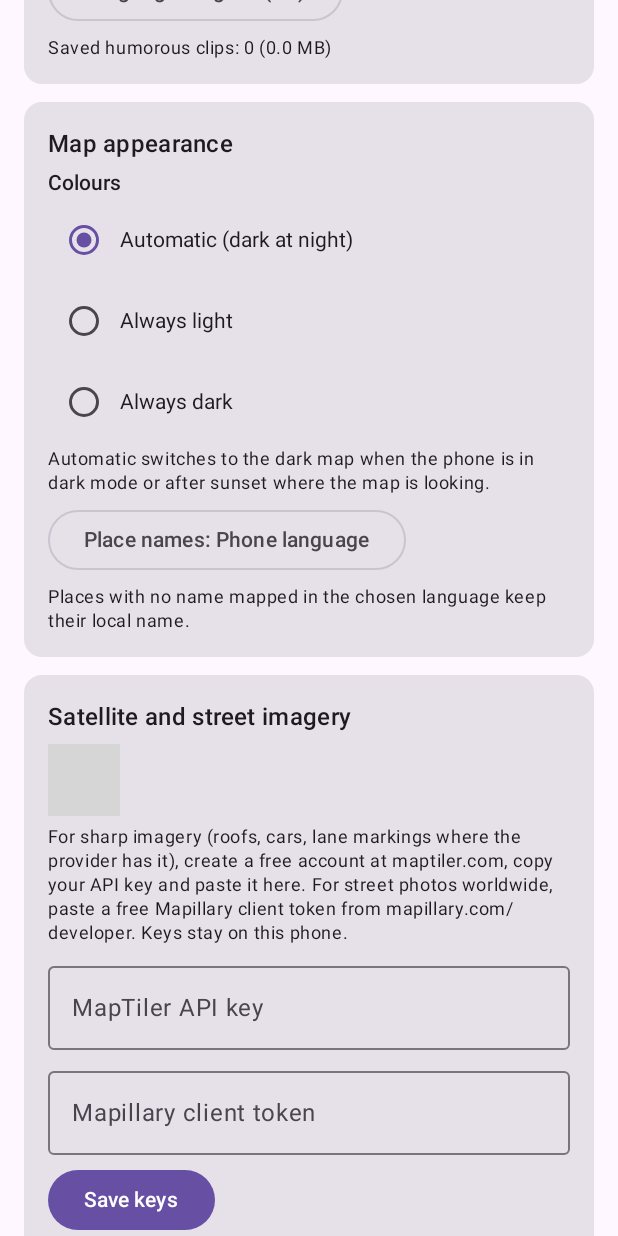
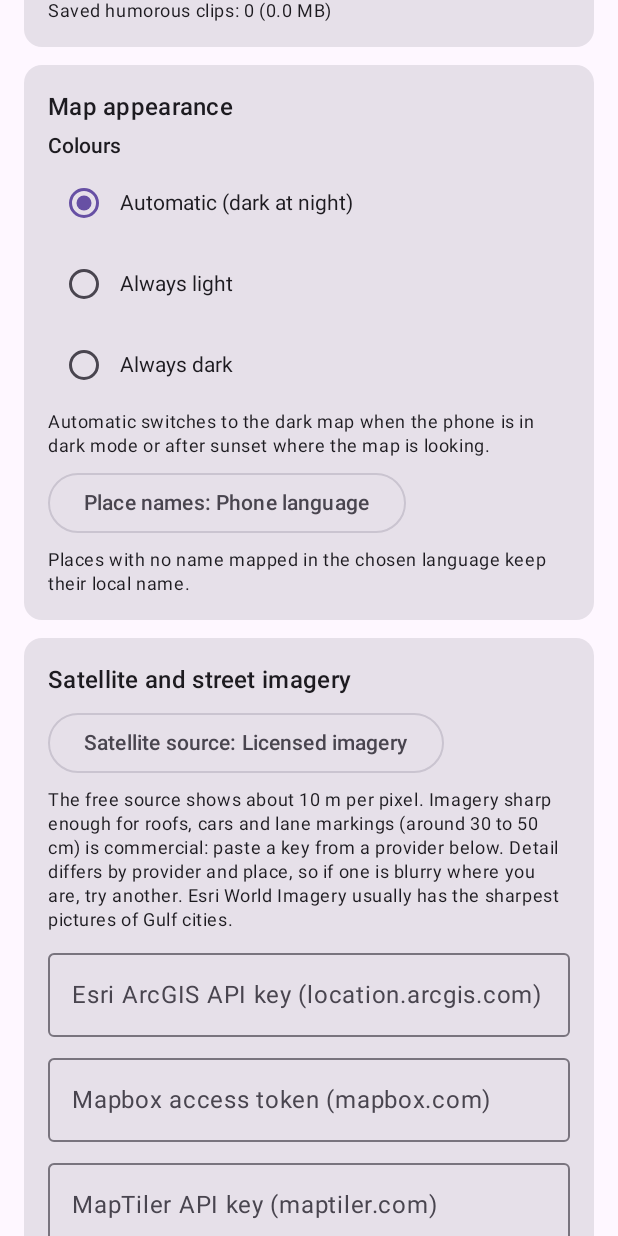
Before and after one commit to Mohsinx888x/Usoolmap, an Android app built with Jetpack Compose: the composable SettingsScreen shown on its own in the app's theme, on a phone screen of 412 x 824 dp. Run offline under Robolectric (Android 15) with nearby library versions, the phone set to English and light mode, and no system bars; libraries missing offline, so code that uses them is left out: org.maplibre.android; 6 statements that could not run were skipped; grey boxes are pictures that could not be loaded.

Commit message:
Stop claiming a satellite resolution the imagery may not have; add Esri and Mapbox sources
The overlay derived a centimetre figure from the tile zoom limit, which was
wrong wherever a provider only enlarges coarse imagery. It now states a
resolution only for Sentinel-2 and says plainly that commercial sources vary
by place. Settings gains Esri and Mapbox keys and a source picker.

Co-Authored-By: Claude Fable 5.2 <noreply@anthropic.com>
Claude-Session: https://claude.ai/code/session_01KhJ4WuwAWMnAHF37j84oxq

```diff
--- a/app/src/main/java/com/usool/map/AppContainer.kt
+++ b/app/src/main/java/com/usool/map/AppContainer.kt
@@ -115,6 +115,19 @@ class Settings(context: Context) {
         get() = prefs.getString("maptiler_key", "") ?: ""
         set(v) = prefs.edit().putString("maptiler_key", v.trim()).apply()
 
+    var esriKey: String
+        get() = prefs.getString("esri_key", "") ?: ""
+        set(v) = prefs.edit().putString("esri_key", v.trim()).apply()
+
+    var mapboxToken: String
+        get() = prefs.getString("mapbox_token", "") ?: ""
+        set(v) = prefs.edit().putString("mapbox_token", v.trim()).apply()
+
+    /** Id of the chosen satellite source, or "auto" for the most detailed one available. */
+    var satelliteChoice: String
+        get() = prefs.getString("satellite_choice", SatelliteCatalog.AUTO) ?: SatelliteCatalog.AUTO
+        set(v) = prefs.edit().putString("satellite_choice", v).apply()
+
     var mapillaryToken: String
         get() = prefs.getString("mapillary_token", "") ?: ""
         set(v) = prefs.edit().putString("mapillary_token", v.trim()).apply()
@@ -144,13 +157,17 @@ class AppContainer(private val app: Application) {
     )
 
     /** Chosen each time it is read: a key saved in Settings wins over one compiled into the build. */
-    val satellite get() = SatelliteCatalog.select(
+    val imageryKeys get() = com.usool.map.imagery.ImageryKeys(
+        esri = settings.esriKey,
+        mapbox = settings.mapboxToken,
+        mapTiler = settings.mapTilerKey.ifBlank { BuildConfig.MAPTILER_API_KEY },
         customUrl = BuildConfig.SATELLITE_TILES_URL,
         customName = BuildConfig.SATELLITE_NAME,
         customMaxZoom = BuildConfig.SATELLITE_MAX_ZOOM,
         customAttribution = BuildConfig.SATELLITE_ATTRIBUTION,
-        mapTilerKey = settings.mapTilerKey.ifBlank { BuildConfig.MAPTILER_API_KEY },
     )
+    val satelliteSources get() = SatelliteCatalog.available(imageryKeys)
+    val satellite get() = SatelliteCatalog.select(imageryKeys, settings.satelliteChoice)
 
     private val themeJson: String by lazy { app.assets.open("map_themes.json").use { it.readBytes().toString(Charsets.UTF_8) } }
     val dayTheme: com.usool.map.map.MapTheme by lazy { com.usool.map.map.MapTheme.parse(themeJson, dark = false) }
--- a/app/src/main/java/com/usool/map/imagery/Satellite.kt
+++ b/app/src/main/java/com/usool/map/imagery/Satellite.kt
@@ -5,59 +5,89 @@ import kotlin.math.pow
 
 /**
  * A source of top-down (satellite or aerial) imagery, served as standard XYZ raster tiles.
- * [maxZoom] is the deepest zoom level the provider actually has pictures for; beyond it the map
- * only enlarges the same pixels, and the app says so instead of implying more detail.
+ *
+ * [maxZoom] is only the deepest tile level the service answers. Commercial providers enlarge
+ * their pictures to fill deep zoom levels wherever they hold no detailed imagery, so the tile
+ * level says nothing about how sharp a given place is. The app therefore states a ground
+ * resolution only when it is a property of the sensor ([knownResolutionM]) and otherwise says
+ * plainly that sharpness varies by place.
  */
 data class SatelliteSource(
+    val id: String,
     val name: String,
     /** XYZ template with {z}, {x}, {y}. */
     val tileUrl: String,
     val maxZoom: Int,
     val attribution: String,
-    /** True for commercial very-high-resolution imagery (roughly 30–60 cm per pixel where flown). */
-    val highResolution: Boolean,
-) {
-    /** Finest ground detail this source can show at [latitude], in metres per pixel. */
-    fun bestResolutionM(latitude: Double): Double = SatelliteCatalog.groundResolutionM(latitude, maxZoom.toDouble())
-}
+    /** Real ground resolution in metres per pixel when it is the same everywhere; null when it varies. */
+    val knownResolutionM: Double?,
+)
+
+/** Provider keys available to the app. Blank means "not provided". */
+data class ImageryKeys(
+    val esri: String = "",
+    val mapbox: String = "",
+    val mapTiler: String = "",
+    val customUrl: String = "",
+    val customName: String = "",
+    val customMaxZoom: Int = 19,
+    val customAttribution: String = "",
+)
 
 object SatelliteCatalog {
+    const val AUTO = "auto"
+
     /**
      * Free worldwide base layer: Sentinel-2 cloudless 2016 by EOX (CC BY 4.0). Sentinel-2 records
      * about 10 m per pixel, enough to see fields, coastlines and city blocks, not cars or people.
      */
     val SENTINEL2 = SatelliteSource(
-        name = "Sentinel-2 cloudless",
+        id = "sentinel2",
+        name = "Sentinel-2 (free)",
         tileUrl = "https://tiles.maps.eox.at/wmts/1.0.0/s2cloudless_3857/default/g/{z}/{y}/{x}.jpg",
         maxZoom = 14,
         attribution = "Sentinel-2 cloudless by EOX IT Services GmbH (contains modified Copernicus Sentinel data 2016)",
-        highResolution = false,
+        knownResolutionM = 10.0,
     )
 
     /**
-     * Picks the imagery source for this build, best first:
-     *  1. a custom licensed tile URL (any provider of 30 cm-class imagery),
-     *  2. MapTiler Satellite when a MapTiler key is present,
-     *  3. the free Sentinel-2 layer.
-     * Imagery of 30 cm per pixel is commercial data; it appears only with a provider key, and
-     * only where that provider has it.
+     * Every source usable with [keys], most detailed first. Sub-metre imagery is commercial data:
+     * it appears only with the matching provider key, and only where that provider has flown or
+     * bought detailed pictures.
      */
-    fun select(customUrl: String, customName: String, customMaxZoom: Int, customAttribution: String, mapTilerKey: String): SatelliteSource = when {
-        customUrl.isNotBlank() -> SatelliteSource(
-            name = customName.ifBlank { "Licensed imagery" },
-            tileUrl = customUrl,
-            maxZoom = customMaxZoom.coerceIn(1, 22),
-            attribution = customAttribution,
-            highResolution = customMaxZoom >= 18,
-        )
-        mapTilerKey.isNotBlank() -> SatelliteSource(
-            name = "MapTiler Satellite",
-            tileUrl = "https://api.maptiler.com/tiles/satellite-v2/{z}/{x}/{y}.jpg?key=$mapTilerKey",
-            maxZoom = 20,
-            attribution = "© MapTiler © Maxar, Airbus and other imagery providers",
-            highResolution = true,
-        )
-        else -> SENTINEL2
+    fun available(keys: ImageryKeys): List<SatelliteSource> = buildList {
+        if (keys.customUrl.isNotBlank()) {
+            add(SatelliteSource("custom", keys.customName.ifBlank { "Licensed imagery" }, keys.customUrl, keys.customMaxZoom.coerceIn(1, 22), keys.customAttribution, null))
+        }
+        if (keys.esri.isNotBlank()) {
+            // Esri World Imagery: detailed Maxar and aerial imagery for most cities worldwide.
+            add(SatelliteSource(
+                "esri", "Esri World Imagery",
+                "https://ibasemaps-api.arcgis.com/arcgis/rest/services/World_Imagery/MapServer/tile/{z}/{y}/{x}?token=${keys.esri.trim()}",
+                19, "Powered by Esri. Source: Esri, Maxar, Earthstar Geographics, and the GIS User Community", null,
+            ))
+        }
+        if (keys.mapbox.isNotBlank()) {
+            add(SatelliteSource(
+                "mapbox", "Mapbox Satellite",
+                "https://api.mapbox.com/v4/mapbox.satellite/{z}/{x}/{y}.jpg90?access_token=${keys.mapbox.trim()}",
+                19, "© Mapbox © Maxar", null,
+            ))
+        }
+        if (keys.mapTiler.isNotBlank()) {
+            add(SatelliteSource(
+                "maptiler", "MapTiler Satellite",
+                "https://api.maptiler.com/tiles/satellite-v2/{z}/{x}/{y}.jpg?key=${keys.mapTiler.trim()}",
+                20, "© MapTiler and imagery providers", null,
+            ))
+        }
+        add(SENTINEL2)
+    }
+
+    /** The source named by [choice], or the most detailed available one for [AUTO] or an unknown id. */
+    fun select(keys: ImageryKeys, choice: String = AUTO): SatelliteSource {
+        val all = available(keys)
+        return all.firstOrNull { it.id == choice } ?: all.first()
     }
 
     /** Web-Mercator ground size of one screen pixel (256 px tiles) in metres. */
@@ -72,12 +102,16 @@ object SatelliteCatalog {
 
     /** One-line description of what the user is looking at, for the map overlay. */
     fun describe(source: SatelliteSource, latitude: Double, zoom: Double): String {
-        val best = source.bestResolutionM(latitude)
-        val enlarged = zoom > source.maxZoom + 0.5
+        val known = source.knownResolutionM
+        if (known == null) {
+            // No claim about centimetres: only the provider knows what it holds for this spot.
+            return "${source.name}. Sharpness depends on what this provider has for this place. If it looks blurry here, the provider has no detailed imagery for this area: try another source in Settings."
+        }
+        val screen = groundResolutionM(latitude, zoom)
         return buildString {
-            append(source.name).append(": finest detail about ").append(formatResolution(best)).append(" per pixel")
-            if (enlarged) append(". You are zoomed in past that, so the picture is enlarged, not sharper")
-            if (!source.highResolution) append(". Sharper (30 cm class) imagery needs a licensed provider key")
+            append(source.name).append(": real detail about ").append(formatResolution(known)).append(" per pixel")
+            if (screen < known / 2) append(". You are zoomed in past that, so the picture is enlarged, not sharper")
+            append(". Sharper imagery needs a provider key (Settings)")
             append('.')
         }
     }
--- a/app/src/main/java/com/usool/map/ui/OfflineAndSettings.kt
+++ b/app/src/main/java/com/usool/map/ui/OfflineAndSettings.kt
@@ -208,18 +208,29 @@ fun SettingsScreen(vm: AppViewModel, modifier: Modifier = Modifier) {
 
             Section("Satellite and street imagery") {
                 val source = vm.container.satellite.also { ui.imageryVersion }
-                Text("Satellite imagery now: ${source.name}, finest detail about ${SatelliteCatalog.formatResolution(source.bestResolutionM(25.0))} per pixel.", style = MaterialTheme.typography.bodyMedium)
+                val sources = vm.container.satelliteSources
+                var sourceOpen by remember { mutableStateOf(false) }
+                OutlinedButton(onClick = { sourceOpen = true }) { Text("Satellite source: ${source.name}") }
+                DropdownMenu(expanded = sourceOpen, onDismissRequest = { sourceOpen = false }) {
+                    DropdownMenuItem(text = { Text("Automatic (most detailed available)") }, onClick = { vm.setSatelliteSource(SatelliteCatalog.AUTO); sourceOpen = false })
+                    sources.forEach { s -> DropdownMenuItem(text = { Text(s.name) }, onClick = { vm.setSatelliteSource(s.id); sourceOpen = false }) }
+                }
                 Text(
-                    "For sharp imagery (roofs, cars, lane markings where the provider has it), create a free account at maptiler.com, copy your API key and paste it here. " +
-                        "For street photos worldwide, paste a free Mapillary client token from mapillary.com/developer. Keys stay on this phone.",
+                    "The free source shows about 10 m per pixel. Imagery sharp enough for roofs, cars and lane markings (around 30 to 50 cm) is commercial: " +
+                        "paste a key from a provider below. Detail differs by provider and place, so if one is blurry where you are, try another. " +
+                        "Esri World Imagery usually has the sharpest pictures of Gulf cities.",
                     style = MaterialTheme.typography.bodySmall,
                 )
+                var esri by remember { mutableStateOf(vm.container.settings.esriKey) }
+                var mapbox by remember { mutableStateOf(vm.container.settings.mapboxToken) }
                 var mapTiler by remember { mutableStateOf(vm.container.settings.mapTilerKey) }
                 var mapillary by remember { mutableStateOf(vm.container.settings.mapillaryToken) }
-                OutlinedTextField(value = mapTiler, onValueChange = { mapTiler = it }, label = { Text("MapTiler API key") }, singleLine = true, modifier = Modifier.fillMaxWidth())
-                OutlinedTextField(value = mapillary, onValueChange = { mapillary = it }, label = { Text("Mapillary client token") }, singleLine = true, modifier = Modifier.fillMaxWidth())
-                Button(onClick = { vm.saveImageryKeys(mapTiler, mapillary) }) { Text("Save keys") }
-                Text("Free plans have monthly limits. If a key is wrong or its limit is used up, the satellite layer stays blank until the key is fixed or removed.", style = MaterialTheme.typography.bodySmall)
+                OutlinedTextField(value = esri, onValueChange = { esri = it }, label = { Text("Esri ArcGIS API key (location.arcgis.com)") }, singleLine = true, modifier = Modifier.fillMaxWidth())
+                OutlinedTextField(value = mapbox, onValueChange = { mapbox = it }, label = { Text("Mapbox access token (mapbox.com)") }, singleLine = true, modifier = Modifier.fillMaxWidth())
+                OutlinedTextField(value = mapTiler, onValueChange = { mapTiler = it }, label = { Text("MapTiler API key (maptiler.com)") }, singleLine = true, modifier = Modifier.fillMaxWidth())
+                OutlinedTextField(value = mapillary, onValueChange = { mapillary = it }, label = { Text("Mapillary token, for street photos") }, singleLine = true, modifier = Modifier.fillMaxWidth())
+                Button(onClick = { vm.saveImageryKeys(esri, mapbox, mapTiler, mapillary) }) { Text("Save keys") }
+                Text("Keys stay on this phone. Free plans have monthly limits. If a key is wrong or its limit is used up, the satellite layer stays blank until the key is fixed or another source is chosen.", style = MaterialTheme.typography.bodySmall)
             }
 
             Section("Region: $country") {
```
Also changed, not shown: app/src/main/java/com/usool/map/ui/AppViewModel.kt (+10 -4 lines), 2 other files.
